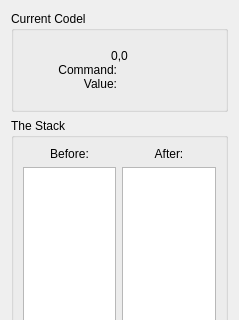
Ramblurr/PietCreator, file DebugWidget.ui: the form before one commit; both pictures show x 0 to 239 and y 0 to 320 of the 239 by 539 pixel window.
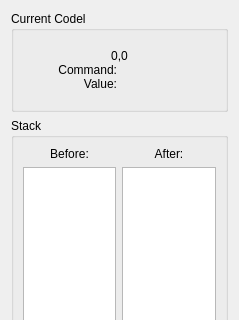
The form after the commit.

Patch:
```diff
--- a/DebugWidget.ui
+++ b/DebugWidget.ui
@@ -133,7 +133,7 @@
       </sizepolicy>
      </property>
      <property name="title">
-      <string>The Stack</string>
+      <string>Stack</string>
      </property>
      <layout class="QHBoxLayout" name="horizontalLayout">
       <item>
```
Left out of the diff: 18 changed lines with no effect on the pictures.
